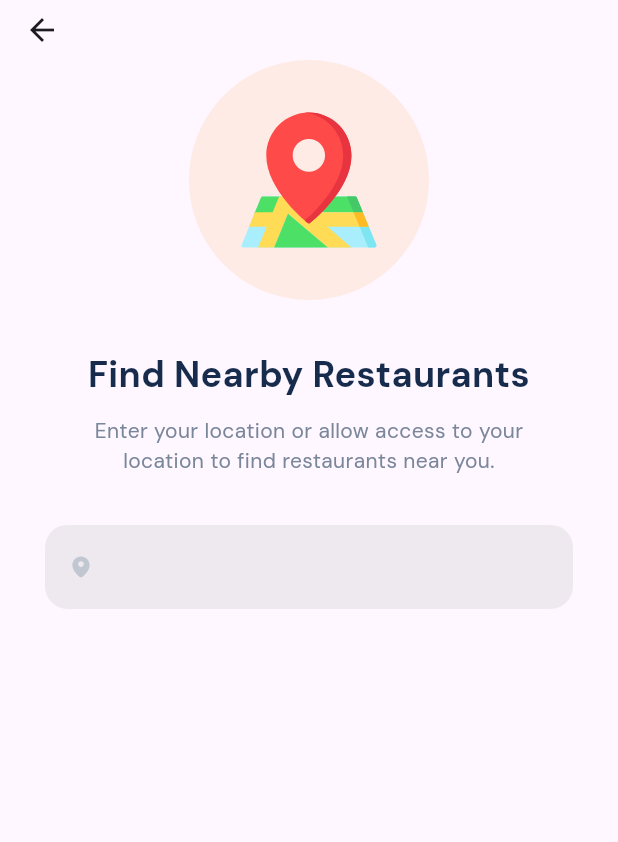
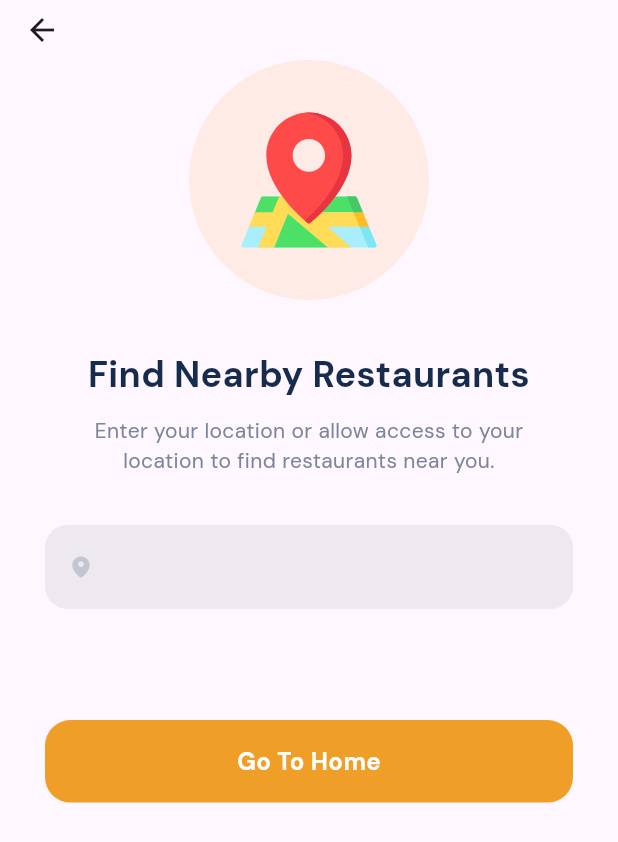
Before and after one commit to ibrahimagdy/restaurant, a Flutter app: the EnterNewAddressScreen screen opened by its route, on a phone screen of 412 x 824 dp. Shown: the top 842 px of the screen. Run offline on Flutter 3.47's test engine with Material 3 defaults, Android fonts, the phone set to English and light mode, and no system bars; our stand-ins replace flutter_screenutil, flutter_svg, google_fonts, intl_phone_number_input.

Commit message:
location & reset password

```diff
--- a/lib/view/auth/forget_password/verify_identity_screen.dart
+++ b/lib/view/auth/forget_password/verify_identity_screen.dart
@@ -23,7 +23,7 @@ class VerifyIdentityScreen extends StatelessWidget {
           expectedOtp: '1234',
           showTerms: false,
           onNextTap: () {
-            Navigator.pushNamed(context, ResetPasswordScreen.id);
+            Navigator.pushReplacementNamed(context, ResetPasswordScreen.id);
           },
         ),
       ),
--- a/lib/view/auth/location/enter_new_address_screen.dart
+++ b/lib/view/auth/location/enter_new_address_screen.dart
@@ -1,5 +1,6 @@
 import 'package:flutter/material.dart';
 import 'package:flutter_svg/svg.dart';
+import 'package:restaurant/core/widgets/custom_button.dart';
 import 'package:restaurant/core/widgets/custom_text_form_field.dart';
 
 import '../../../core/utils/theme.dart';
@@ -15,6 +16,7 @@ class EnterNewAddressScreen extends StatefulWidget {
 
 class _EnterNewAddressScreenState extends State<EnterNewAddressScreen> {
   TextEditingController addressController = TextEditingController();
+  final formKey = GlobalKey<FormState>();
 
   @override
   Widget build(BuildContext context) {
@@ -27,6 +29,8 @@ class _EnterNewAddressScreenState extends State<EnterNewAddressScreen> {
       body: SingleChildScrollView(
         child: Padding(
           padding: const EdgeInsets.symmetric(horizontal: 30),
+          child: Form(
+            key: formKey,
             child: Column(
               crossAxisAlignment: CrossAxisAlignment.stretch,
               children: [
@@ -52,7 +56,17 @@ class _EnterNewAddressScreenState extends State<EnterNewAddressScreen> {
                     fit: BoxFit.scaleDown,
                   ),
                 ),
+                SizedBox(height: mediaQuery.height * 0.09),
+                CustomButton(
+                  buttonText: 'Go To Home',
+                  onTap: () {
+                    if (formKey.currentState!.validate()) {
+                      Navigator.pushNamed(context, '');
+                    }
+                  },
+                ),
               ],
+            ),
           ),
         ),
       ),
--- a/lib/view/auth/phone_number/verify_phone_number_screen.dart
+++ b/lib/view/auth/phone_number/verify_phone_number_screen.dart
@@ -23,7 +23,7 @@ class VerifyPhoneNumberScreen extends StatelessWidget {
           showTerms: true,
           expectedOtp: '1234',
           onNextTap: () {
-            Navigator.pushNamed(context, CurrentLocationScreen.id);
+            Navigator.pushReplacementNamed(context, CurrentLocationScreen.id);
           },
         ),
       ),
```
Also changed, not shown: lib/core/widgets/custom_verify_code.dart (+52 -3 lines). Lines whose indentation alone changed are shown as unchanged.
